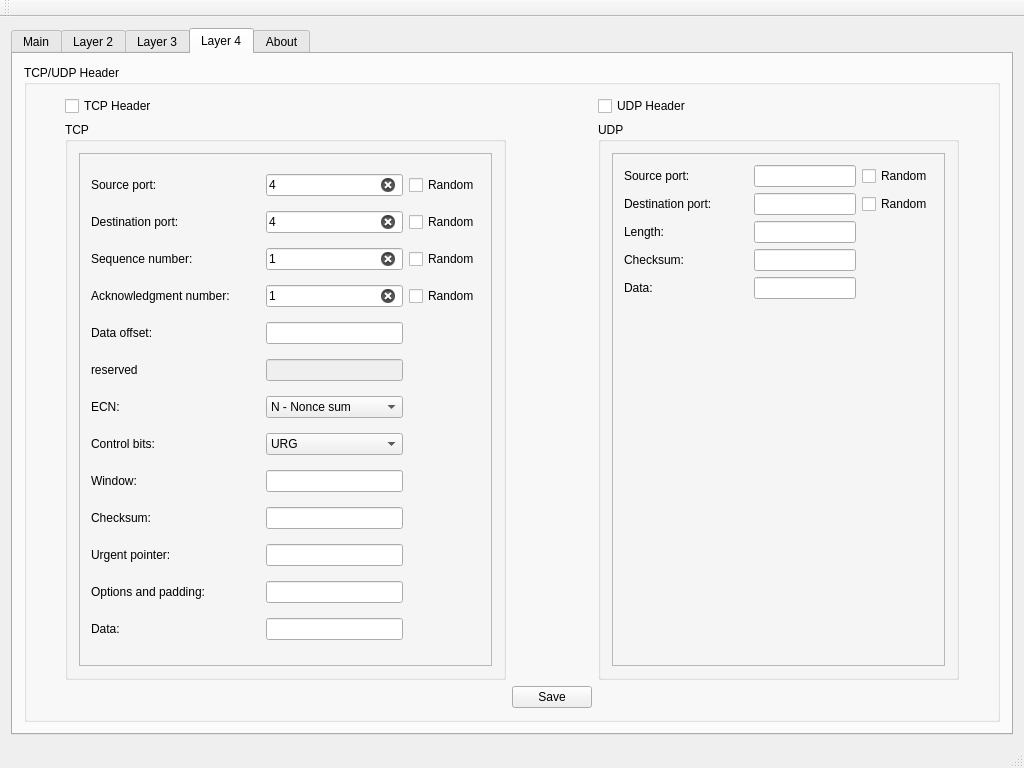
This is qt/packet-generator/mainwindow.ui in emiliancyc/packet-generator as Qt 5 draws it before an edit. The edited form follows.
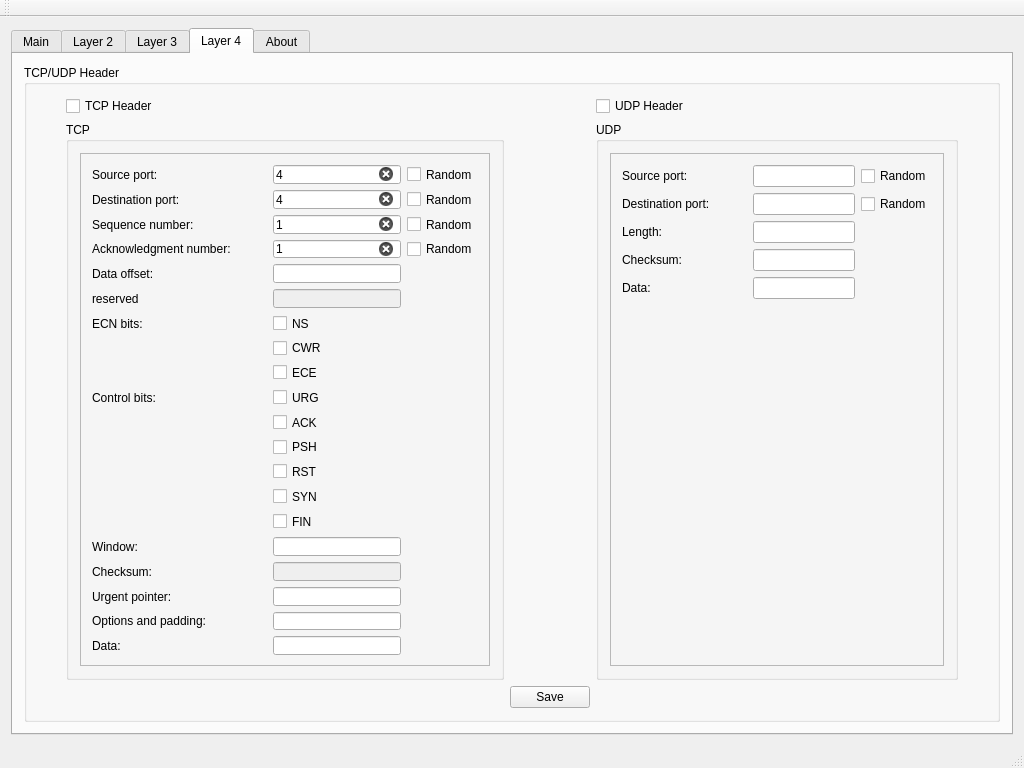
This is the edited form. The open tabs and pages were chosen to show the change.

Commit message: Sending TCP works fine, adjust default options, TODO: after matching TCP checkbox program should make entire packet by default - need to change SendButton_clicked function structure

```diff
--- a/qt/packet-generator/mainwindow.ui
+++ b/qt/packet-generator/mainwindow.ui
@@ -39,7 +39,7 @@
        <enum>QTabWidget::Rounded</enum>
       </property>
       <property name="currentIndex">
-       <number>2</number>
+       <number>3</number>
       </property>
       <property name="documentMode">
        <bool>false</bool>
@@ -1124,8 +1124,11 @@
                    </property>
                   </widget>
                  </item>
-                 <item row="9" column="2">
+                 <item row="17" column="2">
                   <widget class="QLineEdit" name="tcp_checksum_lineEdit">
+                   <property name="enabled">
+                    <bool>false</bool>
+                   </property>
                    <property name="readOnly">
                     <bool>true</bool>
                    </property>
@@ -1134,27 +1137,34 @@
                    </property>
                   </widget>
                  </item>
-                 <item row="12" column="0">
+                 <item row="20" column="0">
                   <widget class="QLabel" name="tcp_data_label">
                    <property name="text">
                     <string>Data: </string>
                    </property>
                   </widget>
                  </item>
-                 <item row="9" column="0">
-                  <widget class="QLabel" name="tcp_checksum_label">
-                   <property name="text">
-                    <string>Checksum: </string>
-                   </property>
-                  </widget>
-                 </item>
-                 <item row="8" column="0">
+                 <item row="16" column="0">
                   <widget class="QLabel" name="tcp_window_label">
                    <property name="text">
                     <string>Window: </string>
                    </property>
                   </widget>
                  </item>
+                 <item row="17" column="0">
+                  <widget class="QLabel" name="tcp_checksum_label">
+                   <property name="text">
+                    <string>Checksum: </string>
+                   </property>
+                  </widget>
+                 </item>
+                 <item row="18" column="0">
+                  <widget class="QLabel" name="tcp_urgent_pointer_label">
+                   <property name="text">
+                    <string>Urgent pointer:</string>
+                   </property>
+                  </widget>
+                 </item>
                  <item row="5" column="2">
                   <widget class="QLineEdit" name="tcp_reserved_lineEdit">
                    <property name="enabled">
@@ -1178,20 +1188,6 @@
                    </property>
                   </spacer>
                  </item>
-                 <item row="10" column="0">
-                  <widget class="QLabel" name="tcp_urgent_pointer_label">
-                   <property name="text">
-                    <string>Urgent pointer:</string>
-                   </property>
-                  </widget>
-                 </item>
-                 <item row="10" column="2">
-                  <widget class="QLineEdit" name="tcp_urgent_pointer_lineEdit">
-                   <property name="clearButtonEnabled">
-                    <bool>true</bool>
-                   </property>
-                  </widget>
-                 </item>
                  <item row="4" column="0">
                   <widget class="QLabel" name="tcp_data_offset_label">
                    <property name="text">
@@ -1199,17 +1195,8 @@
                    </property>
                   </widget>
                  </item>
-                 <item row="0" column="2">
-                  <widget class="QLineEdit" name="tcp_src_port_lineEdit">
-                   <property name="inputMethodHints">
-                    <set>Qt::ImhDigitsOnly</set>
-                   </property>
-                   <property name="text">
-                    <string>4</string>
-                   </property>
-                   <property name="maxLength">
-                    <number>5</number>
-                   </property>
+                 <item row="18" column="2">
+                  <widget class="QLineEdit" name="tcp_urgent_pointer_lineEdit">
                    <property name="clearButtonEnabled">
                     <bool>true</bool>
                    </property>
@@ -1222,23 +1209,22 @@
                    </property>
                   </widget>
                  </item>
-                 <item row="4" column="2">
-                  <widget class="QLineEdit" name="tcp_data_offset_lineEdit">
+                 <item row="0" column="2">
+                  <widget class="QLineEdit" name="tcp_src_port_lineEdit">
                    <property name="inputMethodHints">
                     <set>Qt::ImhDigitsOnly</set>
                    </property>
+                   <property name="text">
+                    <string>4</string>
+                   </property>
+                   <property name="maxLength">
+                    <number>5</number>
+                   </property>
                    <property name="clearButtonEnabled">
                     <bool>true</bool>
                    </property>
                   </widget>
                  </item>
-                 <item row="6" column="0">
-                  <widget class="QLabel" name="tcp_ecn_label">
-                   <property name="text">
-                    <string>ECN: </string>
-                   </property>
-                  </widget>
-                 </item>
                  <item row="2" column="0">
                   <widget class="QLabel" name="tcp_seq_num_label">
                    <property name="text">
@@ -1246,7 +1232,17 @@
                    </property>
                   </widget>
                  </item>
-                 <item row="11" column="0">
+                 <item row="4" column="2">
+                  <widget class="QLineEdit" name="tcp_data_offset_lineEdit">
+                   <property name="inputMethodHints">
+                    <set>Qt::ImhDigitsOnly</set>
+                   </property>
+                   <property name="clearButtonEnabled">
+                    <bool>true</bool>
+                   </property>
+                  </widget>
+                 </item>
+                 <item row="19" column="0">
                   <widget class="QLabel" name="tcp_options_label">
                    <property name="text">
                     <string>Options and padding: </string>
@@ -1260,7 +1256,14 @@
                    </property>
                   </widget>
                  </item>
-                 <item row="11" column="2">
+                 <item row="9" column="0">
+                  <widget class="QLabel" name="tcp_control_bits_label">
+                   <property name="text">
+                    <string>Control bits: </string>
+                   </property>
+                  </widget>
+                 </item>
+                 <item row="19" column="2">
                   <widget class="QLineEdit" name="tcp_options_lineEdit">
                    <property name="clearButtonEnabled">
                     <bool>true</bool>
@@ -1280,13 +1283,6 @@
                    </property>
                   </widget>
                  </item>
-                 <item row="7" column="0">
-                  <widget class="QLabel" name="tcp_control_bits_label">
-                   <property name="text">
-                    <string>Control bits: </string>
-                   </property>
-                  </widget>
-                 </item>
                  <item row="1" column="2">
                   <widget class="QLineEdit" name="tcp_dest_port_lineEdit">
                    <property name="inputMethodHints">
@@ -1303,26 +1299,7 @@
                    </property>
                   </widget>
                  </item>
-                 <item row="6" column="2">
-                  <widget class="QComboBox" name="comboBox_tcp_ecn">
-                   <item>
-                    <property name="text">
-                     <string>N - Nonce sum</string>
-                    </property>
-                   </item>
-                   <item>
-                    <property name="text">
-                     <string>C - CWR</string>
-                    </property>
-                   </item>
-                   <item>
-                    <property name="text">
-                     <string>E - ECE, ECN-Echo</string>
-                    </property>
-                   </item>
-                  </widget>
-                 </item>
-                 <item row="8" column="2">
+                 <item row="16" column="2">
                   <widget class="QLineEdit" name="tcp_window_lineEdit">
                    <property name="inputMethodHints">
                     <set>Qt::ImhDigitsOnly</set>
@@ -1332,47 +1309,6 @@
                    </property>
                   </widget>
                  </item>
-                 <item row="7" column="2">
-                  <widget class="QComboBox" name="comboBox_tcp_control_bits">
-                   <item>
-                    <property name="text">
-                     <string>URG</string>
-                    </property>
-                   </item>
-                   <item>
-                    <property name="text">
-                     <string>ACK</string>
-                    </property>
-                   </item>
-                   <item>
-                    <property name="text">
-                     <string>PSH</string>
-                    </property>
-                   </item>
-                   <item>
-                    <property name="text">
-                     <string>RST</string>
-                    </property>
-                   </item>
-                   <item>
-                    <property name="text">
-                     <string>SYN</string>
-                    </property>
-                   </item>
-                   <item>
-                    <property name="text">
-                     <string>FIN</string>
-                    </property>
-                   </item>
-                  </widget>
-                 </item>
-                 <item row="12" column="2">
-                  <widget class="QLineEdit" name="tcp_data_lineEdit">
-                   <property name="clearButtonEnabled">
-                    <bool>true</bool>
-                   </property>
-                  </widget>
-                 </item>
                  <item row="2" column="3">
                   <widget class="QCheckBox" name="checkBox_tcp_rand_seq_number">
                    <property name="text">
@@ -1387,6 +1323,13 @@
                    </property>
                   </widget>
                  </item>
+                 <item row="20" column="2">
+                  <widget class="QLineEdit" name="tcp_data_lineEdit">
+                   <property name="clearButtonEnabled">
+                    <bool>true</bool>
+                   </property>
+                  </widget>
+                 </item>
                  <item row="1" column="3">
                   <widget class="QCheckBox" name="checkBox_tcp_rand_dest_port">
                    <property name="text">
@@ -1401,6 +1344,76 @@
                    </property>
                   </widget>
                  </item>
+                 <item row="9" column="2">
+                  <widget class="QCheckBox" name="checkBox_tcp_control_bits_urg">
+                   <property name="text">
+                    <string>URG </string>
+                   </property>
+                  </widget>
+                 </item>
+                 <item row="7" column="2">
+                  <widget class="QCheckBox" name="checkBox_tcp_ecn_cwr">
+                   <property name="text">
+                    <string>CWR</string>
+                   </property>
+                  </widget>
+                 </item>
+                 <item row="14" column="2">
+                  <widget class="QCheckBox" name="checkBox_tcp_control_bits_fin">
+                   <property name="text">
+                    <string>FIN</string>
+                   </property>
+                  </widget>
+                 </item>
+                 <item row="12" column="2">
+                  <widget class="QCheckBox" name="checkBox_tcp_control_bits_rst">
+                   <property name="text">
+                    <string>RST</string>
+                   </property>
+                  </widget>
+                 </item>
+                 <item row="10" column="2">
+                  <widget class="QCheckBox" name="checkBox_tcp_control_bits_ack">
+                   <property name="text">
+                    <string>ACK</string>
+                   </property>
+                  </widget>
+                 </item>
+                 <item row="13" column="2">
+                  <widget class="QCheckBox" name="checkBox_tcp_control_bits_syn">
+                   <property name="text">
+                    <string>SYN</string>
+                   </property>
+                  </widget>
+                 </item>
+                 <item row="11" column="2">
+                  <widget class="QCheckBox" name="checkBox_tcp_control_bits_psh">
+                   <property name="text">
+                    <string>PSH</string>
+                   </property>
+                  </widget>
+                 </item>
+                 <item row="6" column="2">
+                  <widget class="QCheckBox" name="checkBox_tcp_ecn_ns">
+                   <property name="text">
+                    <string>NS</string>
+                   </property>
+                  </widget>
+                 </item>
+                 <item row="6" column="0">
+                  <widget class="QLabel" name="tcp_ecn_label">
+                   <property name="text">
+                    <string>ECN bits:</string>
+                   </property>
+                  </widget>
+                 </item>
+                 <item row="8" column="2">
+                  <widget class="QCheckBox" name="checkBox_tcp_ecn_ece">
+                   <property name="text">
+                    <string>ECE</string>
+                   </property>
+                  </widget>
+                 </item>
                 </layout>
                </widget>
               </item>
```
The commit also changes 5 other files.
